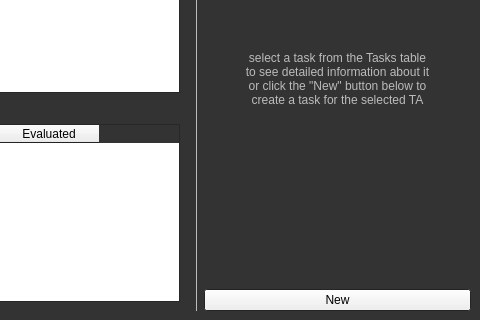
Above: TAEval-Client/instructorwindow.ui from wfairclough/TAE before the change; both pictures show x 120 to 600 and y 180 to 500 of the 600 by 500 pixel window. Below: the same form after it.
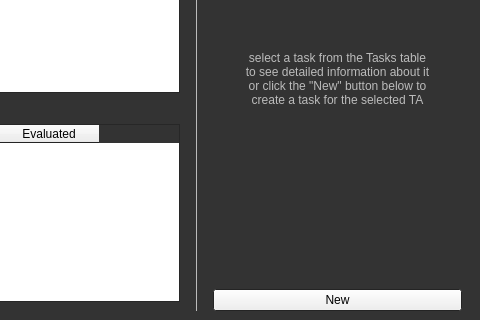
That is the form after the change. The open tabs and pages were chosen to show the change.

Commit message: Instructor is able to select a TA and view their Task information

Patch:
```diff
--- a/TAEval-Client/instructorwindow.ui
+++ b/TAEval-Client/instructorwindow.ui
@@ -768,7 +768,16 @@
         <property name="spacing">
          <number>0</number>
         </property>
-        <property name="margin">
+        <property name="leftMargin">
+         <number>9</number>
+        </property>
+        <property name="topMargin">
+         <number>0</number>
+        </property>
+        <property name="rightMargin">
+         <number>9</number>
+        </property>
+        <property name="bottomMargin">
          <number>0</number>
         </property>
         <item>
```
Left out of the diff: 35 changed lines with no effect on the pictures. The commit also changes 2 other files.
